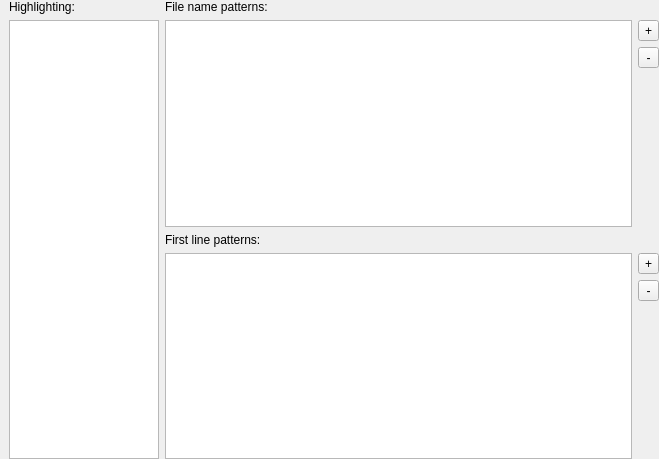
Qt form src/app/qsci/settings/FileTypesPage.ui (Mezomish/juffed) before a commit.
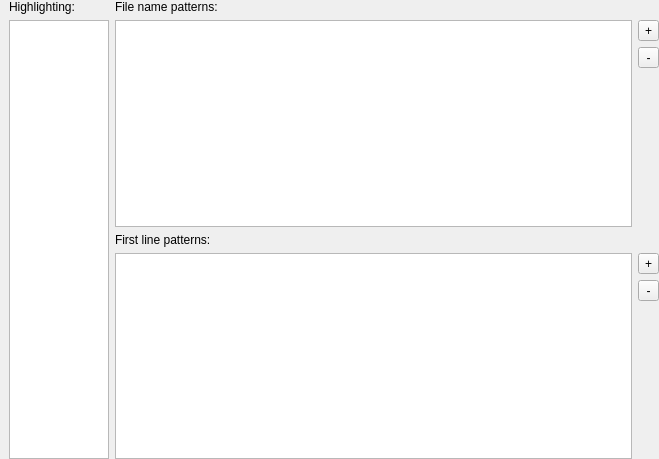
The same form after that commit.

Commit message:
avoid setting maximum and minimum sizes for some widgets
Maximum and minimum sizes should be calculated based on
widget's content. In most cases Qt calculates reasonable
size hints by itself.

```diff
--- a/src/app/qsci/settings/FileTypesPage.ui
+++ b/src/app/qsci/settings/FileTypesPage.ui
@@ -38,16 +38,13 @@
      <item>
       <widget class="QListWidget" name="typeList">
        <property name="sizePolicy">
-        <sizepolicy hsizetype="Fixed" vsizetype="Expanding">
+        <sizepolicy hsizetype="Preferred" vsizetype="Expanding">
          <horstretch>0</horstretch>
          <verstretch>0</verstretch>
         </sizepolicy>
        </property>
-       <property name="maximumSize">
-        <size>
-         <width>150</width>
-         <height>16777215</height>
-        </size>
+       <property name="sizeAdjustPolicy">
+        <enum>QAbstractScrollArea::AdjustToContents</enum>
        </property>
       </widget>
      </item>
```
The commit also changes 4 other files.
